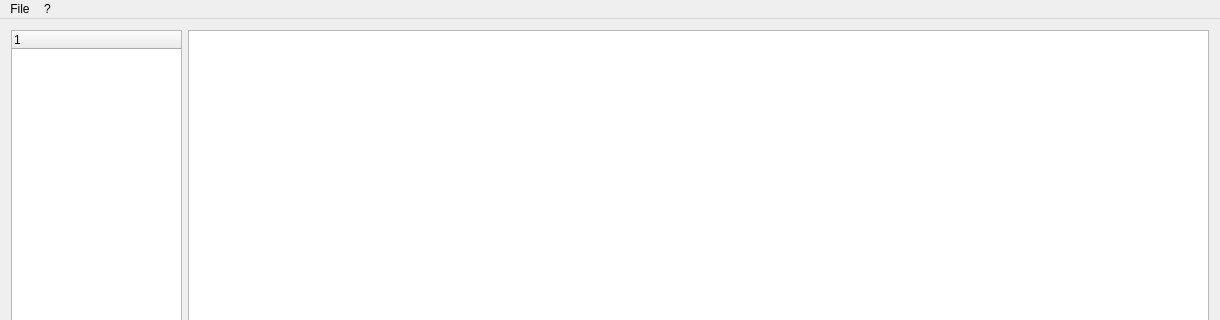
Qt form Source/mainwindow.ui (OnexTale/OnexExplorer) before a commit; both pictures show x 0 to 1220 and y 0 to 320 of the 1220 by 790 pixel window.
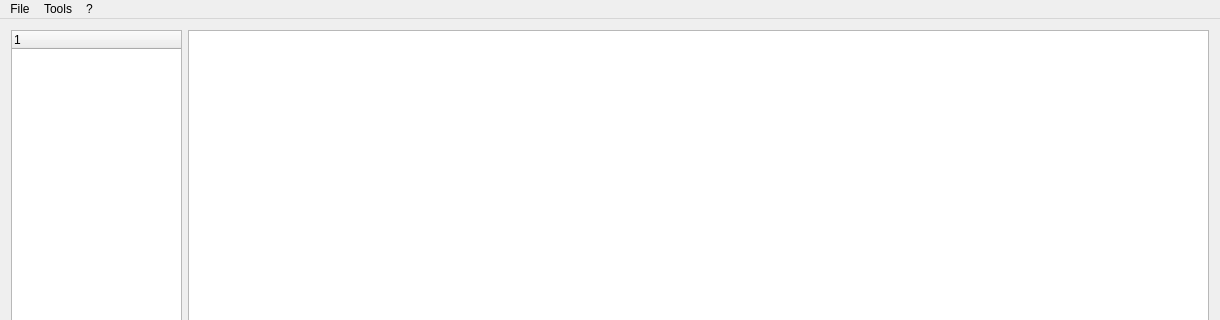
The same form after that commit.

Commit message: add tools menu in menubar

Patch:
```diff
--- a/Source/mainwindow.ui
+++ b/Source/mainwindow.ui
@@ -75,7 +75,7 @@
      <x>0</x>
      <y>0</y>
      <width>1220</width>
-     <height>21</height>
+     <height>20</height>
     </rect>
    </property>
    <widget class="QMenu" name="menuFile">
@@ -101,7 +101,17 @@
     </property>
     <addaction name="actionInformation"/>
    </widget>
+   <widget class="QMenu" name="menuTools">
+    <property name="title">
+     <string>Tools</string>
+    </property>
+    <addaction name="actionImport"/>
+    <addaction name="actionExport"/>
+    <addaction name="separator"/>
+    <addaction name="actionOptions"/>
+   </widget>
    <addaction name="menuFile"/>
+   <addaction name="menuTools"/>
    <addaction name="menu"/>
   </widget>
   <action name="actionOpen">
```
Left out of the diff: 21 changed lines with no effect on the pictures.
